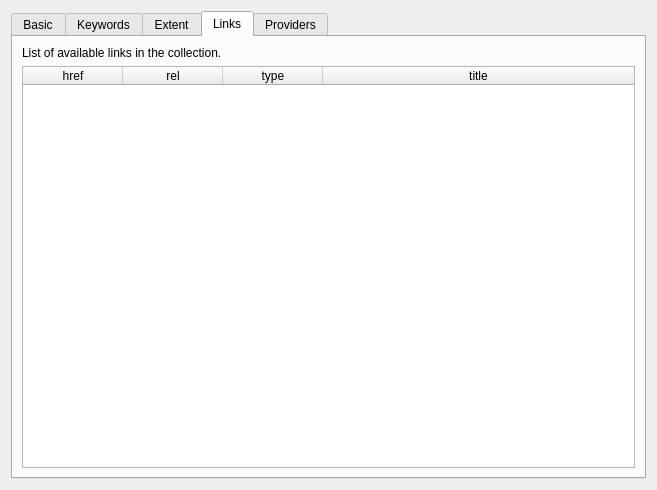
Above: src/qgis_stac/ui/collection_dialog.ui from stac-utils/qgis-stac-plugin before the change. Below: the same form after it.
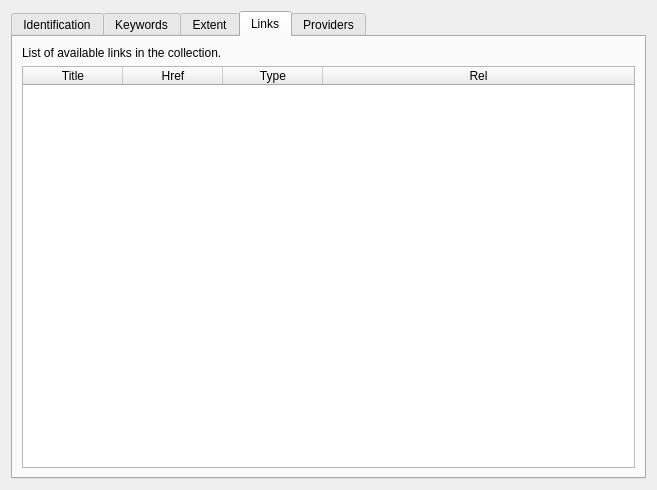
That is the form after the change. The open tabs and pages were chosen to show the change. Custom widgets are drawn as their Qt base class.

Commit message: include tooltips for links, providers columns in the collection dialog

```diff
--- a/src/qgis_stac/ui/collection_dialog.ui
+++ b/src/qgis_stac/ui/collection_dialog.ui
@@ -27,7 +27,7 @@
      </property>
      <widget class="QWidget" name="tabIdentificationDialog">
       <attribute name="title">
-       <string>Basic</string>
+       <string>Identification</string>
       </attribute>
       <layout class="QVBoxLayout" name="verticalLayout">
        <item>
@@ -310,7 +310,15 @@
          </attribute>
          <column>
           <property name="text">
-           <string>href</string>
+           <string>Title</string>
+          </property>
+          <property name="toolTip">
+           <string>A readable title to be used in rendered displays of the link.</string>
+          </property>
+         </column>
+         <column>
+          <property name="text">
+           <string>Href</string>
           </property>
           <property name="toolTip">
            <string>Type of address, e.g 'postal'</string>
@@ -318,7 +326,7 @@
          </column>
          <column>
           <property name="text">
-           <string>rel</string>
+           <string>Type</string>
           </property>
           <property name="toolTip">
            <string>Free-form physical address component</string>
@@ -326,18 +334,10 @@
          </column>
          <column>
           <property name="text">
-           <string>type</string>
+           <string>Rel</string>
           </property>
           <property name="toolTip">
-           <string>Postal (or ZIP) code</string>
-          </property>
-         </column>
-         <column>
-          <property name="text">
-           <string>title</string>
-          </property>
-          <property name="toolTip">
-           <string>City or locality name</string>
+           <string>he actual link in the format of an URL</string>
           </property>
          </column>
         </widget>
```
Left out of the diff: 14 changed lines with no effect on the pictures. The commit also changes 2 other files.
